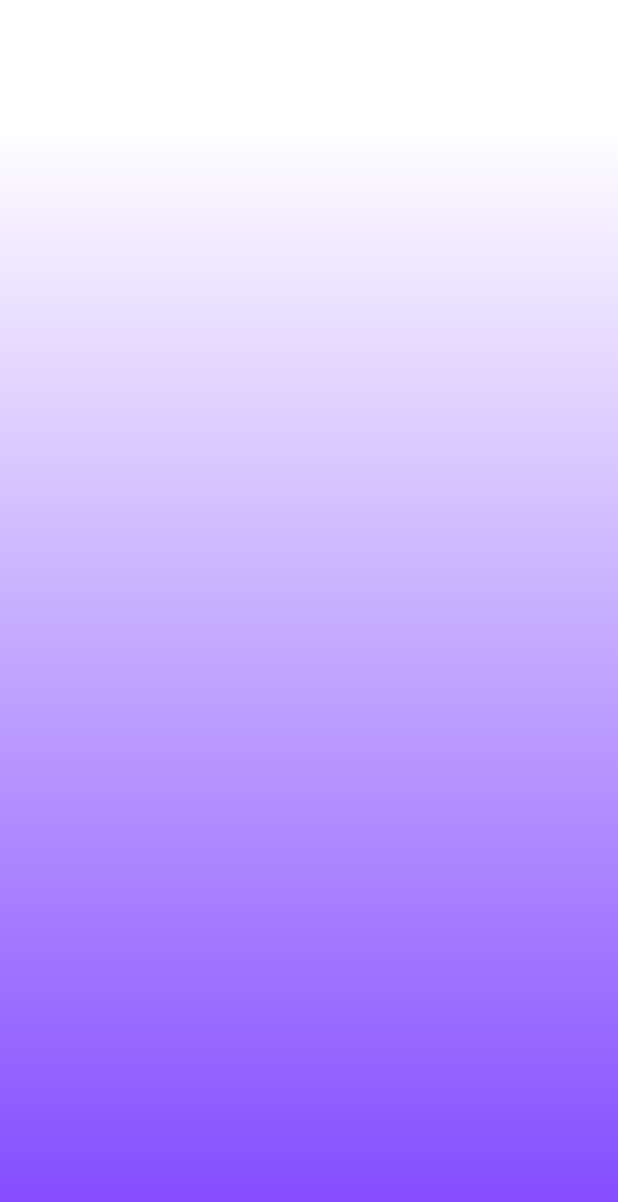
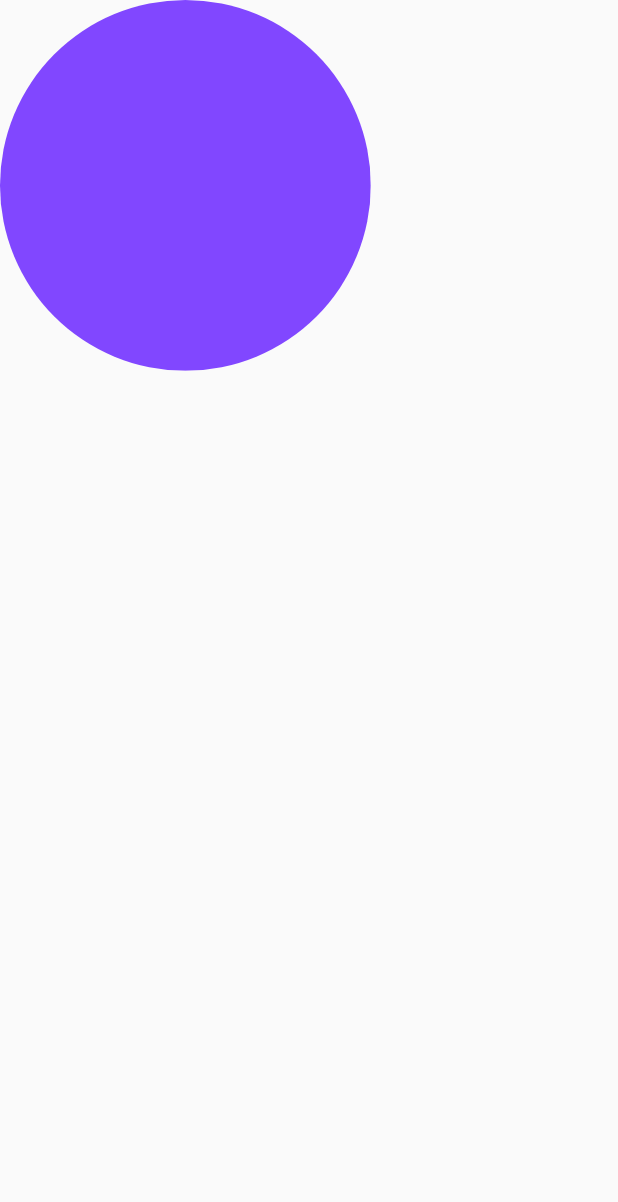
Before and after one commit to Tripathi-Ishita/major_vcare, a Flutter app: the Testing screen opened directly, on a phone screen of 412 x 824 dp. Shown: the top 1202 px of the screen. Run offline on Flutter 3.47's test engine with Material 2 defaults, Android fonts, the phone set to English and light mode, and no system bars; our stand-ins replace rive.

Commit message:
Update testing.dart
nk

```diff
--- a/lib/screen/testing.dart
+++ b/lib/screen/testing.dart
@@ -6,17 +6,18 @@ class Testing extends StatelessWidget {
   @override
   Widget build(BuildContext context) {
     return Scaffold(
-      body: Container(
-        decoration: BoxDecoration(
-          gradient: LinearGradient(
-            begin: Alignment.topCenter,
-            end: Alignment.bottomCenter,
-            colors: [Colors.white,
-              Color.fromRGBO(129, 71, 255, 1)],
-            stops: [0.1, 1.0],
+      body: Stack(
+        children: [
+          ClipRRect(
+            borderRadius: BorderRadius.circular(500),
+            child: Container(
+              height: MediaQuery.of(context).size.height*0.3,
+              width: MediaQuery.of(context).size.width*0.6,
+              color: Color.fromRGBO(129, 71, 255, 1.0),
+
+            ),
           ),
-        ),
-        // Add your other content here
+        ],
       ),
     );
   }
```
